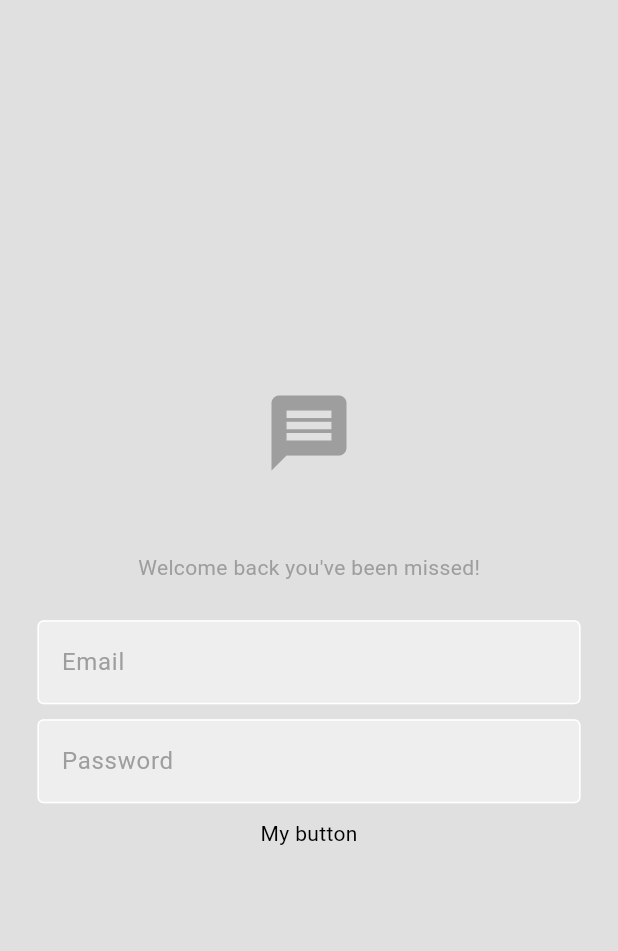
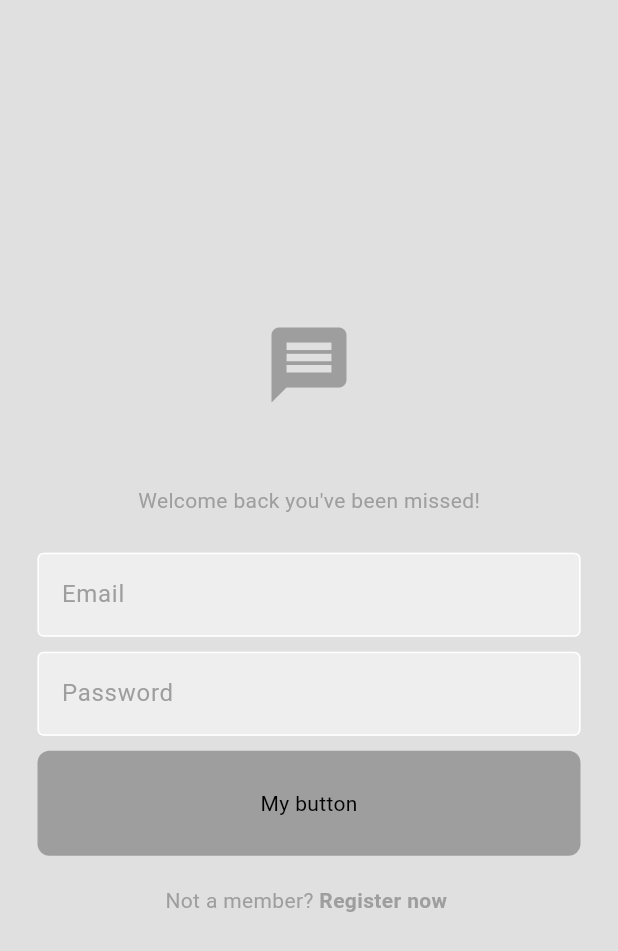
Before and after one commit to Michael1221994/chat_app, a Flutter app: the screen it shows after launch, on a phone screen of 412 x 824 dp. Shown: the top 951 px of the screen. Run offline on Flutter 3.47's test engine with Material 3 defaults, Android fonts, the phone set to English and light mode, and no system bars; our stand-ins replace firebase_auth, firebase_core; accounts and stored records are empty.

```diff
--- a/lib/Auth/login_or_register.dart
+++ b/lib/Auth/login_or_register.dart
@@ -0,0 +1,31 @@
+import 'package:flutter/material.dart';
+import 'package:minimal_chat_app/pages/login_page.dart';
+import 'package:minimal_chat_app/pages/register_page.dart';
+
+class LoginOrRegister extends StatefulWidget {
+  const LoginOrRegister({super.key});
+
+  @override
+  State<LoginOrRegister> createState() => _LoginOrRegisterState();
+}
+
+class _LoginOrRegisterState extends State<LoginOrRegister> {
+  // initially, show login page
+  bool showLoginPage=true;
+
+  //toggle between login and register page
+  void togglePages(){
+    setState(() {
+      showLoginPage=!showLoginPage;
+    });
+  }
+  @override
+  Widget build(BuildContext context) {
+    if(showLoginPage){
+      return LoginPage(onTap: togglePages,);
+    }
+    else {
+      return RegisterPage(onTap: togglePages,);
+    }
+  }
+}
--- a/lib/components/my_button.dart
+++ b/lib/components/my_button.dart
@@ -1,13 +1,27 @@
 import 'package:flutter/material.dart';
 
 class Mybutton extends StatelessWidget {
-  const Mybutton({super.key});
+  final void Function()? onTap;
+  final String text;
+  const Mybutton({
+    super.key,
+    required this.text,
+    required this.onTap,
+    });
 
   @override
   Widget build(BuildContext context) {
-    return Container(
-      child: Center(
-        child: Text("My button")
+    return GestureDetector(
+      onTap: onTap,
+      child: Container(
+        decoration: BoxDecoration(
+          borderRadius: BorderRadius.circular(8) ,
+          color: Theme.of(context).colorScheme.primary,),
+          padding: EdgeInsets.all(25),
+          margin: EdgeInsets.symmetric(horizontal: 25),
+          child: Center(
+            child: Text("My button")
+          ),
       ),
     );
   }
--- a/lib/main.dart
+++ b/lib/main.dart
@@ -1,8 +1,13 @@
+import 'package:firebase_core/firebase_core.dart';
 import 'package:flutter/material.dart';
+import 'package:minimal_chat_app/Auth/login_or_register.dart';
+import 'package:minimal_chat_app/firebase_options.dart';
 import 'package:minimal_chat_app/pages/login_page.dart';
 import 'package:minimal_chat_app/themes/light_mode.dart';
 
-void main() {
+void main() async{
+  WidgetsFlutterBinding.ensureInitialized();
+  await Firebase.initializeApp(options: DefaultFirebaseOptions.currentPlatform);
   runApp(const MyApp());
 }
 
@@ -13,7 +18,7 @@ class MyApp extends StatelessWidget {
   Widget build(BuildContext context) {
     return  MaterialApp(
       debugShowCheckedModeBanner: false,
-      home:  LoginPage(),
+      home:  LoginOrRegister(),
       theme: lightmode,
     );
   }
--- a/lib/pages/login_page.dart
+++ b/lib/pages/login_page.dart
@@ -7,7 +7,14 @@ class LoginPage extends StatefulWidget {
   final TextEditingController _emailController= TextEditingController();
   final TextEditingController _passwordController= TextEditingController();
 
-   LoginPage({super.key});
+  //tap to go to register page
+  final void Function()? onTap;
+
+   LoginPage({super.key, required this.onTap});
+
+   void login(){
+
+   }
 
   @override
   State<LoginPage> createState() => _LoginPageState();
@@ -46,10 +53,24 @@ class _LoginPageState extends State<LoginPage> {
                const SizedBox(height: 10,),
 
               //login Button
-              Mybutton()
+              Mybutton(text: "Login", onTap: widget.login,),
+
+              const SizedBox(height: 20,),
+
+              //not a member? register now
+              Row(
+                mainAxisAlignment: MainAxisAlignment.center,
+                children: [
+                  Text("Not a member? ", style: TextStyle(color: Theme.of(context).colorScheme.primary),),
+                  GestureDetector(
+                    onTap: widget.onTap,
+                    child: Text("Register now ", style: TextStyle(fontWeight: FontWeight.bold, color: Theme.of(context).colorScheme.primary),))
+                ],
+              )
           ],
         ),
       ),
     );
   }
+
 }
```
Also changed, not shown: lib/Auth/auth_service.dart (+26 -0 lines), lib/pages/register_page.dart (+76 -0 lines), 1 other file.
